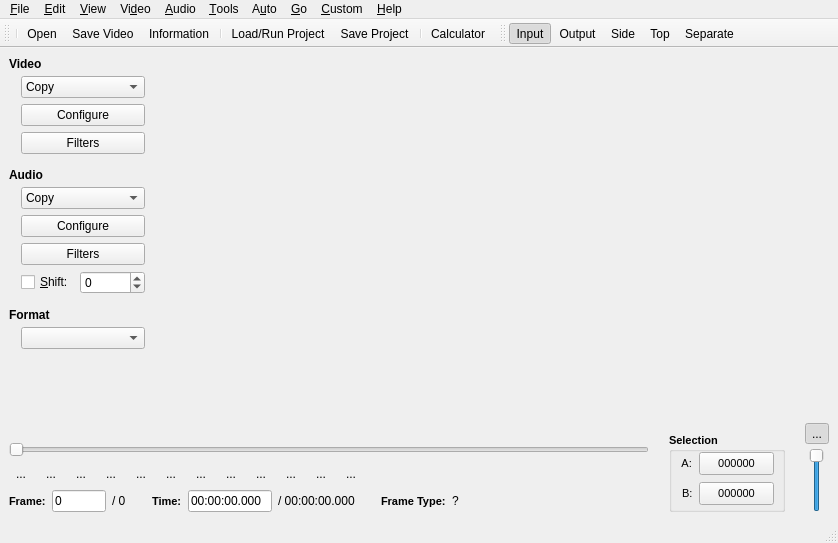
This is branches/avidemux_2.4_branch/avidemux/ADM_userInterfaces/ADM_QT4/ADM_gui/gui2.ui in BackupTheBerlios/avidemux-svn as Qt 5 draws it before an edit. The edited form follows.
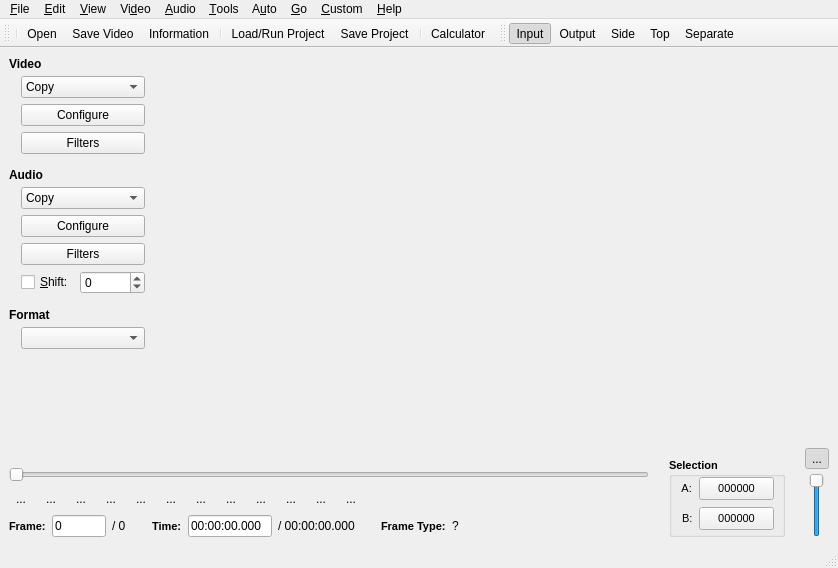
This is the edited form. Icons and pictures are not drawn. Custom widgets are drawn as their Qt base class.

```diff
--- a/branches/avidemux_2.4_branch/avidemux/ADM_userInterfaces/ADM_QT4/ADM_gui/gui2.ui
+++ b/branches/avidemux_2.4_branch/avidemux/ADM_userInterfaces/ADM_QT4/ADM_gui/gui2.ui
@@ -7,7 +7,7 @@
     <x>0</x>
     <y>0</y>
     <width>838</width>
-    <height>543</height>
+    <height>568</height>
    </rect>
   </property>
   <property name="windowTitle" >
@@ -564,9 +564,7 @@
         <item>
          <widget class="ADM_QSlider" name="horizontalSlider" >
           <property name="sizePolicy" >
-           <sizepolicy>
-            <hsizetype>7</hsizetype>
-            <vsizetype>0</vsizetype>
+           <sizepolicy vsizetype="Fixed" hsizetype="Expanding" >
             <horstretch>0</horstretch>
             <verstretch>0</verstretch>
            </sizepolicy>
@@ -838,9 +836,7 @@
           <item>
            <widget class="QLabel" name="label" >
             <property name="sizePolicy" >
-             <sizepolicy>
-              <hsizetype>1</hsizetype>
-              <vsizetype>5</vsizetype>
+             <sizepolicy vsizetype="Preferred" hsizetype="Minimum" >
               <horstretch>0</horstretch>
               <verstretch>0</verstretch>
              </sizepolicy>
@@ -864,9 +860,7 @@
           <item>
            <widget class="QLineEdit" name="lineEdit" >
             <property name="sizePolicy" >
-             <sizepolicy>
-              <hsizetype>0</hsizetype>
-              <vsizetype>0</vsizetype>
+             <sizepolicy vsizetype="Fixed" hsizetype="Fixed" >
               <horstretch>0</horstretch>
               <verstretch>0</verstretch>
              </sizepolicy>
@@ -900,9 +894,7 @@
           <item>
            <widget class="QLabel" name="label_2" >
             <property name="sizePolicy" >
-             <sizepolicy>
-              <hsizetype>1</hsizetype>
-              <vsizetype>5</vsizetype>
+             <sizepolicy vsizetype="Preferred" hsizetype="Minimum" >
               <horstretch>0</horstretch>
               <verstretch>0</verstretch>
              </sizepolicy>
@@ -931,9 +923,7 @@
           <item>
            <widget class="QLabel" name="label_6" >
             <property name="sizePolicy" >
-             <sizepolicy>
-              <hsizetype>1</hsizetype>
-              <vsizetype>5</vsizetype>
+             <sizepolicy vsizetype="Preferred" hsizetype="Minimum" >
               <horstretch>0</horstretch>
               <verstretch>0</verstretch>
              </sizepolicy>
@@ -957,9 +947,7 @@
           <item>
            <widget class="QLineEdit" name="lineEdit_2" >
             <property name="sizePolicy" >
-             <sizepolicy>
-              <hsizetype>0</hsizetype>
-              <vsizetype>0</vsizetype>
+             <sizepolicy vsizetype="Fixed" hsizetype="Fixed" >
               <horstretch>0</horstretch>
               <verstretch>0</verstretch>
              </sizepolicy>
@@ -981,9 +969,7 @@
           <item>
            <widget class="QLabel" name="label_7" >
             <property name="sizePolicy" >
-             <sizepolicy>
-              <hsizetype>1</hsizetype>
-              <vsizetype>5</vsizetype>
+             <sizepolicy vsizetype="Preferred" hsizetype="Minimum" >
               <horstretch>0</horstretch>
               <verstretch>0</verstretch>
              </sizepolicy>
@@ -1030,9 +1016,7 @@
           <item>
            <widget class="QLabel" name="label_8" >
             <property name="sizePolicy" >
-             <sizepolicy>
-              <hsizetype>1</hsizetype>
-              <vsizetype>5</vsizetype>
+             <sizepolicy vsizetype="Preferred" hsizetype="Minimum" >
               <horstretch>0</horstretch>
               <verstretch>0</verstretch>
              </sizepolicy>
@@ -1102,9 +1086,7 @@
         <item>
          <widget class="QGroupBox" name="groupBox" >
           <property name="sizePolicy" >
-           <sizepolicy>
-            <hsizetype>1</hsizetype>
-            <vsizetype>1</vsizetype>
+           <sizepolicy vsizetype="Minimum" hsizetype="Minimum" >
             <horstretch>0</horstretch>
             <verstretch>0</verstretch>
            </sizepolicy>
@@ -1190,9 +1172,7 @@
             </rect>
            </property>
            <property name="sizePolicy" >
-            <sizepolicy>
-             <hsizetype>1</hsizetype>
-             <vsizetype>0</vsizetype>
+            <sizepolicy vsizetype="Fixed" hsizetype="Minimum" >
              <horstretch>0</horstretch>
              <verstretch>0</verstretch>
             </sizepolicy>
@@ -1222,9 +1202,7 @@
             </rect>
            </property>
            <property name="sizePolicy" >
-            <sizepolicy>
-             <hsizetype>1</hsizetype>
-             <vsizetype>0</vsizetype>
+            <sizepolicy vsizetype="Fixed" hsizetype="Minimum" >
              <horstretch>0</horstretch>
              <verstretch>0</verstretch>
             </sizepolicy>
@@ -1313,9 +1291,7 @@
         <item>
          <widget class="QSlider" name="horizontalSlider_2" >
           <property name="sizePolicy" >
-           <sizepolicy>
-            <hsizetype>5</hsizetype>
-            <vsizetype>1</vsizetype>
+           <sizepolicy vsizetype="Minimum" hsizetype="Preferred" >
             <horstretch>0</horstretch>
             <verstretch>0</verstretch>
            </sizepolicy>
```
Left out of the diff: 327 changed lines with no effect on the pictures.
